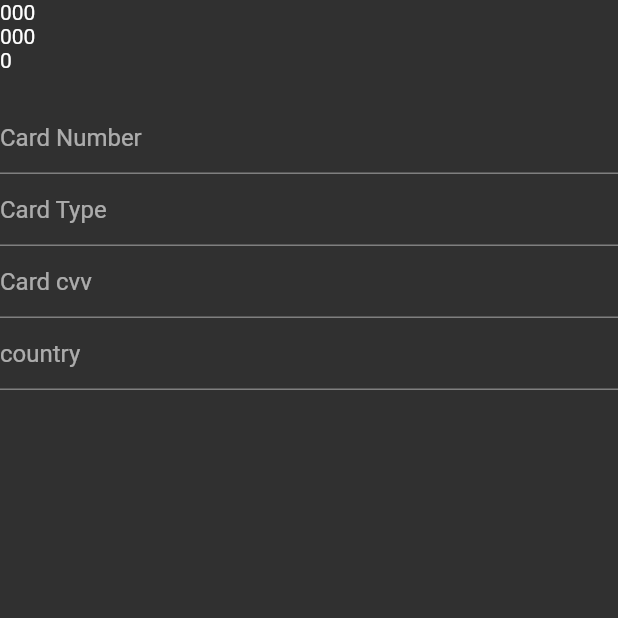
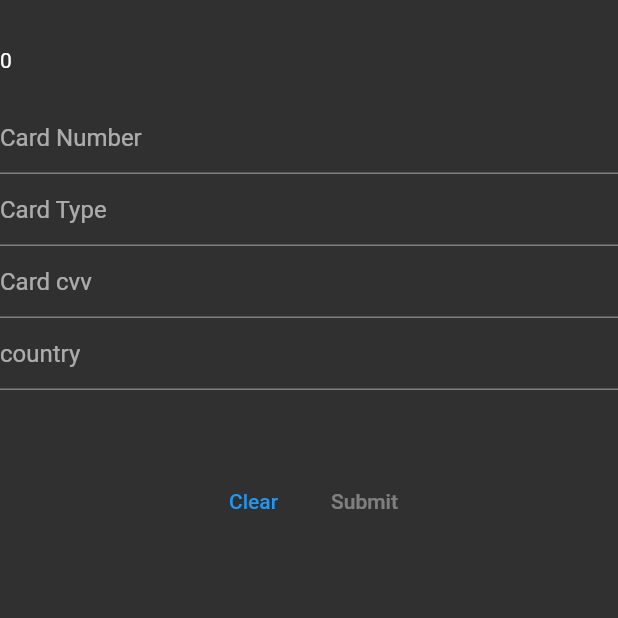
Before and after one commit to ZanderCowboy/credit_card_app, a Flutter app: the EnterPage screen opened by its route, on a phone screen of 412 x 824 dp, the top half of it. Run offline on Flutter 3.47's test engine with Material 2 defaults, Android fonts, the phone set to English and light mode, and no system bars; our stand-ins replace bloc, camera, flutter_bloc, flutter_credit_card, flutter_hooks, freezed_annotation and 6 more; missing offline and left inert: dart:ffi; accounts and stored records are empty.

Commit message:
wip extend functionality

```diff
--- a/lib/domain/credit_card/models/credit_card.dart
+++ b/lib/domain/credit_card/models/credit_card.dart
@@ -18,10 +18,10 @@ class CreditCard with _$CreditCard {
   }) = _CreditCard;
 
   factory CreditCard.empty() => const CreditCard(
-      cardNumber: '0000',
-      cardType: '0000',
-      cvvNumber: 000,
-      issuingCountry: '0000',
+      cardNumber: '',
+      cardType: '',
+      cvvNumber: 0,
+      issuingCountry: '',
       isValid: false);
 
   // @HiveField(0)
--- a/lib/enter/bloc/enter_state.dart
+++ b/lib/enter/bloc/enter_state.dart
@@ -12,22 +12,10 @@ class EnterState with _$EnterState {
   const EnterState._();
 
   // const factory EnterState.initial() = EnterInitial;
-  factory EnterState.initial() => const EnterState(
-      creditCard: CreditCard(
-        cardNumber: '000',
-        cardType: '000',
-        cvvNumber: 000,
-        issuingCountry: '000',
-        isValid: false,
-      ),
+  factory EnterState.initial() => EnterState(
+      creditCard: CreditCard.empty(),
       isLoading: false,
       isSaving: false,
       errorMessage: '');
 
-  factory EnterState.reset() => EnterState(
-      creditCard: CreditCard.empty(),
-      isLoading: false,
-      isSaving: false,
-      errorMessage: '');
-  // const factory EnterState.submit() = EnterSubmit;
 }
--- a/lib/enter/view/enter_page.dart
+++ b/lib/enter/view/enter_page.dart
@@ -49,10 +49,6 @@ class _EnterPage extends HookWidget {
               .showSnackBar(SnackBar(content: Text(state.errorMessage!)));
         }
       },
-      listenWhen: (previous, current) {
-        return previous.errorMessage.isNotNullAndNotEmpty &&
-            previous.errorMessage != current.errorMessage;
-      },
       builder: (context, state) {
         return SizedBox(
           //height: 200,
@@ -65,31 +61,82 @@ class _EnterPage extends HookWidget {
               TextFormField(
                 controller: cardNumberTextController,
                 decoration: const InputDecoration(hintText: 'Card Number'),
-                onChanged: (value) =>
-                    coreSl<EnterBloc>()..add(EnterEvent.onChangedNumber(value)),
+                onChanged: (value) => context.read<EnterBloc>()
+                  ..add(EnterEvent.onChangedNumber(value)),
               ),
               TextFormField(
                 controller: cardTypeTextController,
                 decoration: const InputDecoration(hintText: 'Card Type'),
-                onChanged: (value) => coreSl<EnterBloc>()
+                onChanged: (value) => context.read<EnterBloc>()
                   ..add(EnterEvent.onChangedCardType(value)),
               ),
               TextFormField(
                 controller: cardCvvTextController,
                 decoration: const InputDecoration(hintText: 'Card cvv'),
-                onChanged: (value) =>
-                    coreSl<EnterBloc>()..add(EnterEvent.onChangedCVV(value)),
+                keyboardType: TextInputType.number,
+                onChanged: (value) => context.read<EnterBloc>()
+                  ..add(EnterEvent.onChangedCVV(value)),
               ),
               TextFormField(
                 controller: countryTextController,
                 decoration: const InputDecoration(hintText: 'country'),
-                onChanged: (value) => coreSl<EnterBloc>()
+                onChanged: (value) => context.read<EnterBloc>()
                   ..add(EnterEvent.onChangedCountry(value)),
+              ),
+              const SizedBox(
+                height: 50,
+              ),
+              Row(
+                mainAxisAlignment: MainAxisAlignment.center,
+                children: [
+                  TextButton(
+                      onPressed: () {
+                        context
+                            .read<EnterBloc>()
+                            .add(const EnterEvent.onCancel());
+                        cardCvvTextController.clear();
+                        cardNumberTextController.clear();
+                        cardTypeTextController.clear();
+                        countryTextController.clear();
+                      },
+                      child: const Text('Clear')),
+                  const SizedBox(
+                    width: 10,
+                  ),
+                  TextButton(
+                      onPressed: state.creditCard.isValid
+                          ? () => context
+                              .read<EnterBloc>()
+                              .add(const EnterEvent.onSubmit())
+                          : null,
+                      child: const Text('Submit')),
+                ],
               )
             ],
           ),
         );
       },
+    );
+  }
+
+  Future<void> _showDialog(BuildContext context) async {
+    showDialog(
+      context: context,
+      builder: (_) => AlertDialog(
+        content: const Text(
+          'Are you sure you want to submit this card? ',
+        ),
+        actions: <Widget>[
+          TextButton(
+            onPressed: () => Navigator.of(context).pop(),
+            child: const Text('No'),
+          ),
+          TextButton(
+            onPressed: () async {},
+            child: const Text('Yes'),
+          )
+        ],
+      ),
     );
   }
 }
@@ -99,7 +146,8 @@ class _CardDetails extends StatelessWidget {
 
   @override
   Widget build(BuildContext context) {
-    return BlocBuilder<EnterBloc, EnterState>(
+    return BlocConsumer<EnterBloc, EnterState>(
+      listener: (context, state) {},
       builder: (context, state) {
         return ListView(
           shrinkWrap: true,
```
Also changed, not shown: lib/enter/bloc/enter_bloc.dart (+8 -1 lines).
